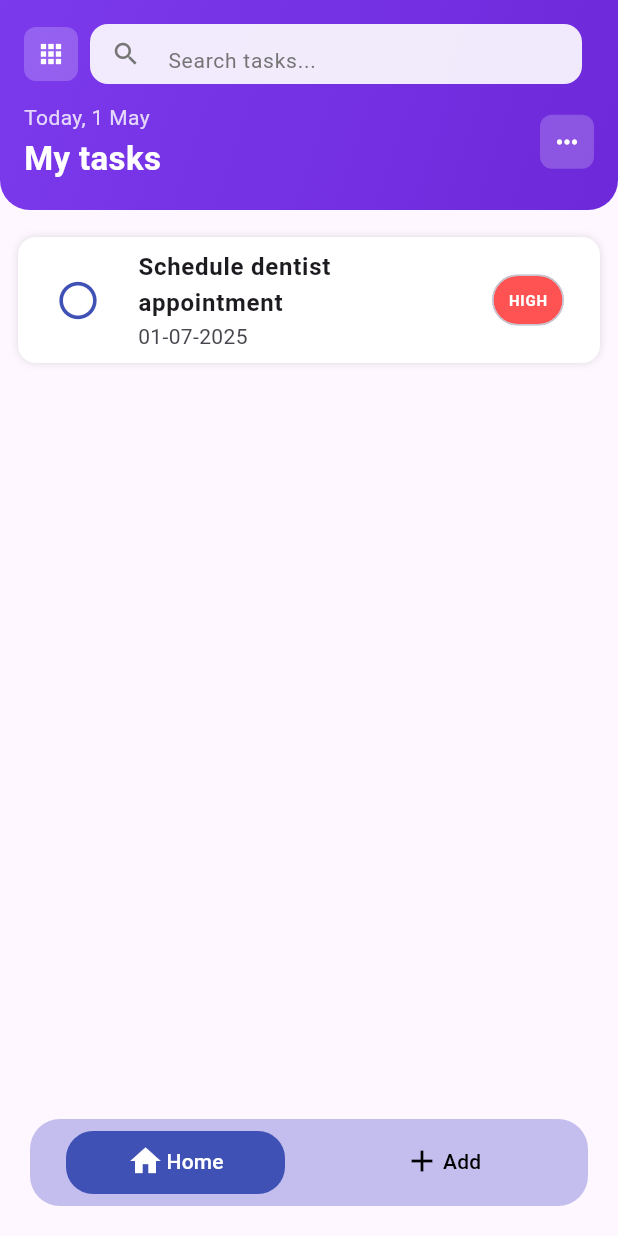
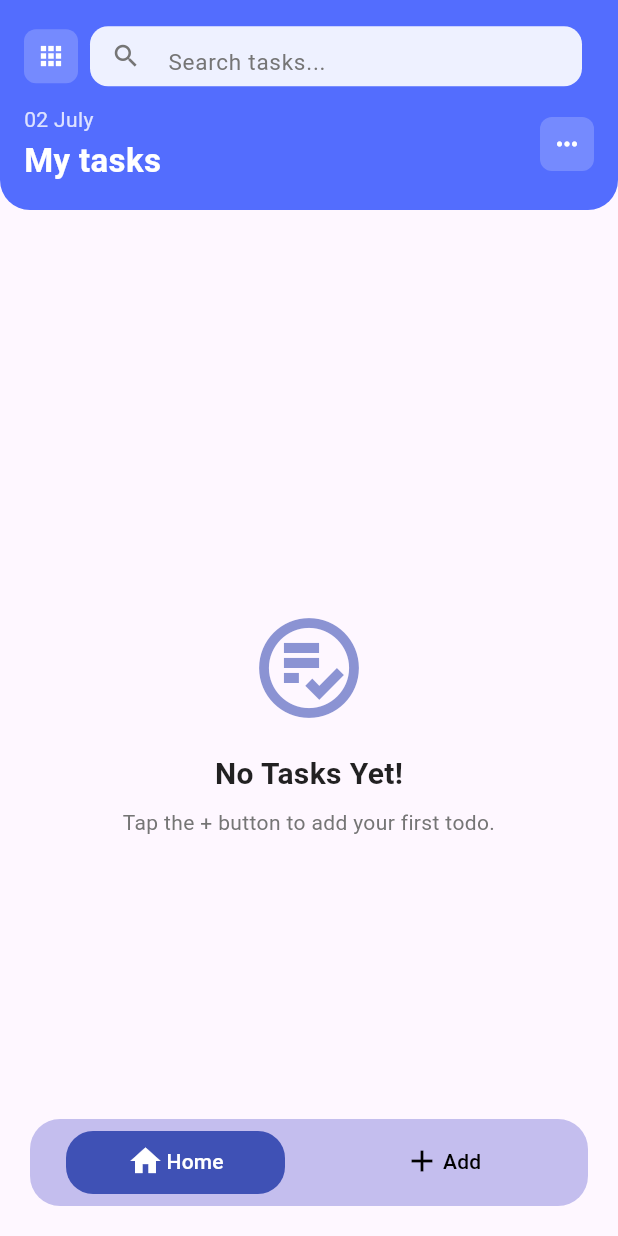
Before and after one commit to mannpadhiar/todo_provider, a Flutter app: the HomePage screen opened directly, on a phone screen of 412 x 824 dp. Run offline on Flutter 3.47's test engine with Material 3 defaults, Android fonts, the phone set to English and light mode, and no system bars; drawn by our look-alikes of flutter_slidable; our stand-ins replace firebase_auth, firebase_core; accounts and stored records are empty; generated files the repository leaves out were written again.

Commit message:
added final changes

```diff
--- a/lib/controller/todo_controller.dart
+++ b/lib/controller/todo_controller.dart
@@ -3,12 +3,7 @@ import 'package:todo_provider/model/todo_model.dart';
 
 class TodoController extends ChangeNotifier{
   List<TodoModel> todos = [
-    TodoModel(
-      title: 'Schedule dentist appointment',
-      description: 'Call and schedule the appointment at 10 AM.',
-      dueDate: '01-07-2025',
-      priority: TaskPriority.high,
-    ),
+
   ];
 
   void addUser(TodoModel todo){
@@ -22,8 +17,10 @@ class TodoController extends ChangeNotifier{
     print('user deleted');
   }
 
-  void updateUser(){
-
+  void updateUser(TodoModel oldTodo,TodoModel newTodo){
+    int index = todos.indexOf(oldTodo);
+    todos[index] = newTodo;
+    notifyListeners();
   }
 
   void changeIsCompleted(int index){
--- a/lib/main.dart
+++ b/lib/main.dart
@@ -31,7 +31,7 @@ class MyApp extends StatelessWidget {
         theme: ThemeData(
           colorScheme: ColorScheme.fromSeed(seedColor: Colors.deepPurple),
         ),
-        home: LoginPage(),
+        home: HomePage(),
       ),
     );
   }
--- a/lib/view/home_page.dart
+++ b/lib/view/home_page.dart
@@ -1,4 +1,5 @@
 import 'package:flutter/material.dart';
+import 'package:intl/intl.dart';
 import 'package:todo_provider/view/add_todo_page.dart';
 import 'package:todo_provider/view/todo_list_page.dart';
 
@@ -31,22 +32,17 @@ class _HomePageState extends State<HomePage> with SingleTickerProviderStateMixin
         flexibleSpace: Container(
           decoration: BoxDecoration(
             borderRadius: BorderRadiusGeometry.only(bottomRight: Radius.circular(20),bottomLeft: Radius.circular(20)),
-            gradient: LinearGradient(
-              begin: Alignment.topLeft,
-              end: Alignment.bottomRight,
-              colors: [
-                Color(0xFF7C3AED), // Medium purple
-                Color(0xFF6D28D9), // Darker purple
-              ],
-            ),
+            color: Colors.indigoAccent
           ),
           child: SafeArea(
             child: Padding(
               padding: EdgeInsets.all(16),
               child: Column(
+                mainAxisAlignment: MainAxisAlignment.center,
                 children: [
                   Row(
                     mainAxisAlignment: MainAxisAlignment.spaceBetween,
+                    crossAxisAlignment: CrossAxisAlignment.center,
                     children: [
                       Container(
                         padding: EdgeInsets.all(8),
@@ -74,7 +70,7 @@ class _HomePageState extends State<HomePage> with SingleTickerProviderStateMixin
                                 hintText: 'Search tasks...',
                                 hintStyle: TextStyle(
                                   color: Colors.grey.shade600,
-                                  fontSize: 14,
+                                  fontSize: 15,
                                 ),
                                 prefixIcon: Icon(
                                   Icons.search,
@@ -97,7 +93,7 @@ class _HomePageState extends State<HomePage> with SingleTickerProviderStateMixin
                         crossAxisAlignment: CrossAxisAlignment.start,
                         children: [
                           Text(
-                            'Today, 1 May',
+                            DateFormat('dd MMMM').format(DateTime.now()),
                             style: TextStyle(
                               color: Colors.white.withOpacity(0.8),
                               fontSize: 14,
--- a/lib/view/todo_list_page.dart
+++ b/lib/view/todo_list_page.dart
@@ -74,29 +74,34 @@ class TodoListPage extends StatelessWidget {
               Row(
                 mainAxisAlignment: MainAxisAlignment.spaceBetween,
                 children: [
-                  OutlinedButton.icon(
-                    icon: Icon(Icons.edit, color: Colors.indigo),
-                    label: Text("Edit", style: TextStyle(color: Colors.indigo)),
+                  Expanded(
+                    child: ElevatedButton.icon(
+                      icon: Icon(Icons.edit, color: Colors.white),
+                      label: Text("Edit", style: TextStyle(color: Colors.white,fontWeight: FontWeight.bold,fontSize: 16)),
                       onPressed: () {
                         Navigator.pop(context);
                         showEditTaskDialog(context,provider.todos[index],index,provider);
                       },
                       style: OutlinedButton.styleFrom(
-                      side: BorderSide(color: Colors.indigo),
+                        backgroundColor: Colors.blueAccent,
                         shape: RoundedRectangleBorder(
                           borderRadius: BorderRadius.circular(12),
                         ),
                       ),
                     ),
-                  ElevatedButton.icon(
+                  ),
+                  SizedBox(width: 10,),
+                  Expanded(
+                    child: ElevatedButton.icon(
                       icon: Icon(Icons.close),
                       label: Text("Close"),
                       onPressed: () => Navigator.pop(context),
                       style: ElevatedButton.styleFrom(
-                      backgroundColor: Colors.grey[200],
+                        backgroundColor: Colors.redAccent,
                         foregroundColor: Colors.black,
                         shape: RoundedRectangleBorder(
                           borderRadius: BorderRadius.circular(12),
+                        ),
                       ),
                     ),
                   ),
@@ -186,13 +191,49 @@ class TodoListPage extends StatelessWidget {
     }
   }
 
+  Widget buildEmptyTodoMessage() {
+    return Center(
+      child: Padding(
+        padding: const EdgeInsets.all(24.0),
+        child: Column(
+          mainAxisAlignment: MainAxisAlignment.center,
+          children: [
+            Icon(
+              Icons.playlist_add_check_circle_outlined,
+              size: 80,
+              color: Colors.indigo.withOpacity(0.6),
+            ),
+            SizedBox(height: 16),
+            Text(
+              'No Tasks Yet!',
+              style: TextStyle(
+                fontSize: 20,
+                fontWeight: FontWeight.w600,
+                color: Colors.black87,
+              ),
+            ),
+            SizedBox(height: 8),
+            Text(
+              'Tap the + button to add your first todo.',
+              textAlign: TextAlign.center,
+              style: TextStyle(
+                fontSize: 14,
+                color: Colors.grey[600],
+              ),
+            ),
+          ],
+        ),
+      ),
+    );
+  }
+
   @override
   Widget build(BuildContext context) {
     return Column(
       children: [
         Expanded(
           child: Consumer<TodoController>(
-            builder: (context, provider, child) => ListView.builder(
+            builder: (context, provider, child) => provider.todos.isEmpty?buildEmptyTodoMessage() : ListView.builder(
               padding: const EdgeInsets.all(12),
               itemCount: provider.todos.length,
               itemBuilder: (context, index) {
@@ -285,7 +326,7 @@ class TodoListPage extends StatelessWidget {
     final _formKey = GlobalKey<FormState>();
     final TextEditingController titleController = TextEditingController(text: todo.title);
     final TextEditingController descController = TextEditingController(text: todo.description ?? '');
-    // DateTime selectedDate = DateTime.parse(todo.dueDate);
+    DateTime selectedDate = DateTime.tryParse(todo.dueDate) ?? DateTime.now();
     TaskPriority selectedPriority = todo.priority;
 
     showDialog(
@@ -319,48 +360,48 @@ class TodoListPage extends StatelessWidget {
                     maxLines: 3,
                   ),
                   SizedBox(height: 12),
-                  // InkWell(
-                  //   onTap: () async {
-                  //     DateTime? picked = await showDatePicker(
-                  //       context: context,
-                  //       initialDate: selectedDate,
-                  //       firstDate: DateTime(2020),
-                  //       lastDate: DateTime(2100),
-                  //     );
-                  //     if (picked != null) {
-                  //       selectedDate = picked;
-                  //     }
-                  //   },
-                  //   child: Container(
-                  //     width: double.infinity,
-                  //     padding: EdgeInsets.symmetric(horizontal: 12, vertical: 16),
-                  //     decoration: BoxDecoration(
-                  //       border: Border.all(color: Colors.grey),
-                  //       borderRadius: BorderRadius.circular(8),
-                  //     ),
-                  //     child: Text(
-                  //       "Due Date: ${selectedDate.toIso8601String().substring(0, 10)}",
-                  //       style: TextStyle(color: Colors.black87),
-                  //     ),
-                  //   ),
-                  // ),
+                  InkWell(
+                    onTap: () async {
+                      DateTime? picked = await showDatePicker(
+                        context: context,
+                        initialDate: selectedDate,
+                        firstDate: DateTime(2020),
+                        lastDate: DateTime(2100),
+                      );
+                      if (picked != null) {
+                        selectedDate = picked;
+                      }
+                    },
+                    child: Container(
+                      width: double.infinity,
+                      padding: EdgeInsets.symmetric(horizontal: 12, vertical: 16),
+                      decoration: BoxDecoration(
+                        border: Border.all(color: Colors.grey),
+                        borderRadius: BorderRadius.circular(8),
+                      ),
+                      child: Text(
+                        "Due Date: ${selectedDate.toIso8601String().substring(0, 10)}",
+                        style: TextStyle(color: Colors.black87),
+                      ),
+                    ),
+                  ),
                   SizedBox(height: 12),
-                  // DropdownButtonFormField<Priority>(
-                  //   value: selectedPriority,
-                  //   decoration: InputDecoration(
-                  //     labelText: 'Priority',
-                  //     border: OutlineInputBorder(),
-                  //   ),
-                  //   items: TaskPriority.values.map((Priority priority) {
-                  //     return DropdownMenuItem<Priority>(
-                  //       value: priority,
-                  //       child: Text(priority.name.toUpperCase()),
-                  //     );
-                  //   }).toList(),
-                  //   onChanged: (Priority? value) {
-                  //     if (value != null) selectedPriority = value;
-                  //   },
-                  // ),
+                  DropdownButtonFormField<TaskPriority>(
+                    value: selectedPriority,
+                    decoration: InputDecoration(
+                      labelText: 'Priority',
+                      border: OutlineInputBorder(),
+                    ),
+                    items: TaskPriority.values.map((priority) {
+                      return DropdownMenuItem(
+                        value: priority,
+                        child: Text(priority.name.toUpperCase()),
+                      );
+                    }).toList(),
+                    onChanged: (value) {
+                      if (value != null) selectedPriority = value;
+                    },
+                  ),
                 ],
               ),
             ),
@@ -373,14 +414,16 @@ class TodoListPage extends StatelessWidget {
             ElevatedButton(
               onPressed: () {
                 if (_formKey.currentState!.validate()) {
-                  // provider.updateTask(
-                  //   index,
-                  //   titleController.text.trim(),
-                  //   descController.text.trim(),
-                  //   selectedDate.toIso8601String(),
-                  //   selectedPriority,
-                  // );
-                  // Navigator.pop(context);
+                  provider.updateUser(
+                    todo,
+                    TodoModel(
+                      title: titleController.text.trim(),
+                      description: descController.text.trim(),
+                      dueDate: selectedDate.toIso8601String().substring(0, 10), // Save as string
+                      priority: selectedPriority,
+                    ),
+                  );
+                  Navigator.pop(context);
                 }
               },
               child: Text("Save"),
@@ -391,4 +434,5 @@ class TodoListPage extends StatelessWidget {
     );
   }
 
+
 }
```
Also changed, not shown: lib/view/add_todo_page.dart (+2 -13 lines), 1 other file. Lines whose indentation alone changed are shown as unchanged.
